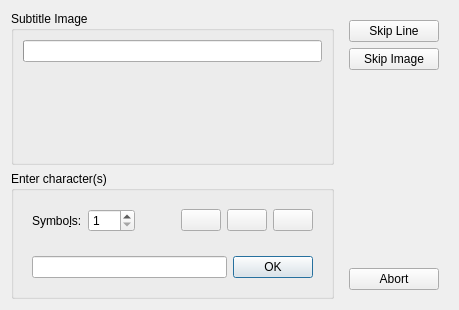
The window that src/formats/vobsub/vobsubinputprocessdialog.ui (project-renard-survey/subtitlecomposer) describes before a commit, drawn with Qt 5.
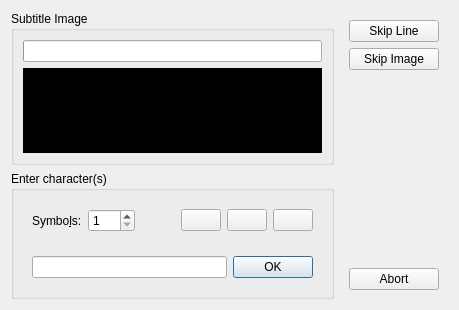
The same window after the commit. Icons and pictures are not drawn.

Commit message: vobsub: black and cropped image preview

The edit to the form file:
```diff
--- a/src/formats/vobsub/vobsubinputprocessdialog.ui
+++ b/src/formats/vobsub/vobsubinputprocessdialog.ui
@@ -28,6 +28,9 @@
      <layout class="QGridLayout" name="gridLayout_2">
       <item row="1" column="0">
        <widget class="QLabel" name="subtitleView">
+        <property name="styleSheet">
+         <string notr="true">QLabel { background-color:#000; }</string>
+        </property>
         <property name="text">
          <string/>
         </property>
```
The commit also changes 1 other file.
